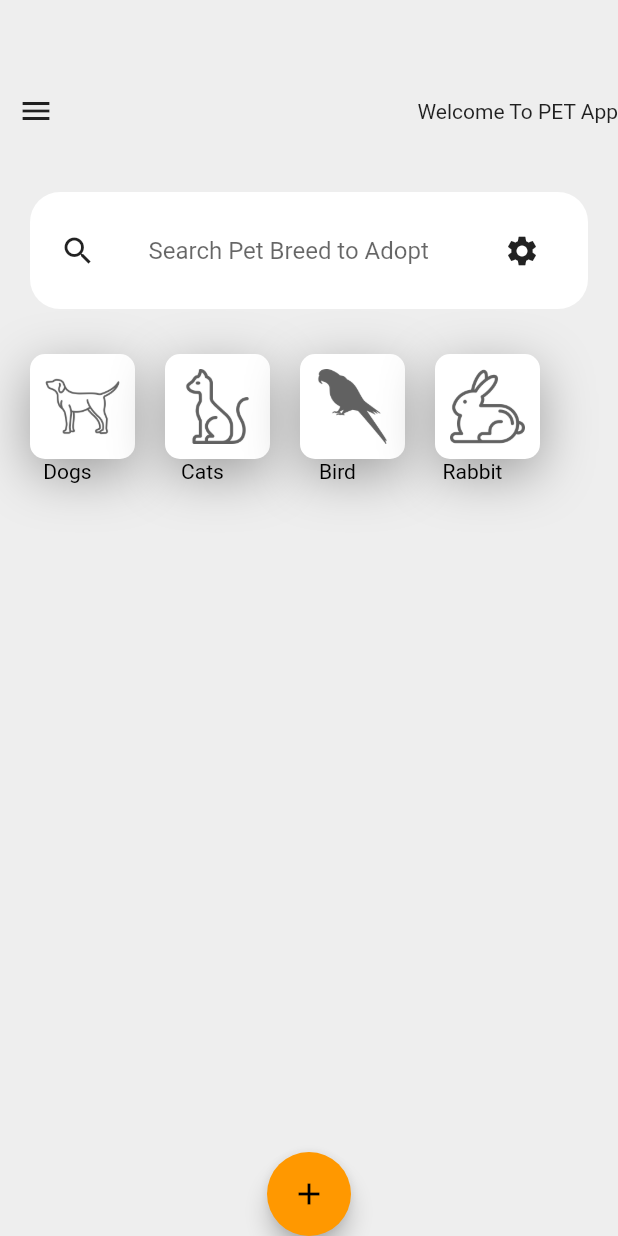
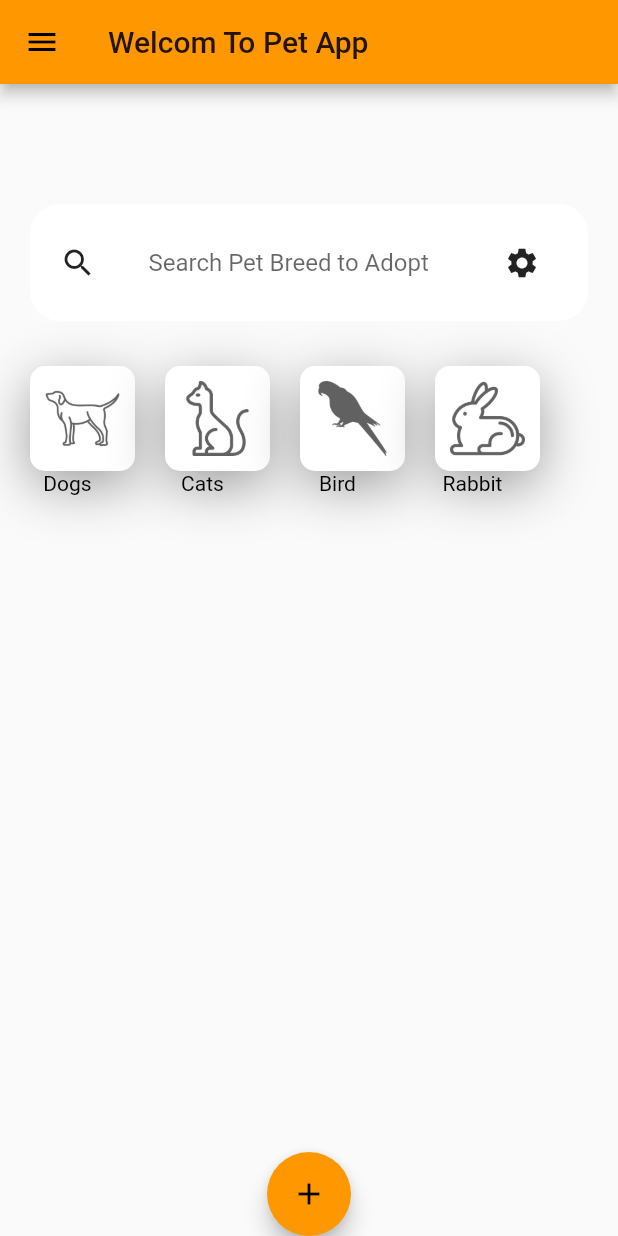
Before and after one commit to rakshithrajuN/pet_app, a Flutter app: the HomeScreen screen opened directly, on a phone screen of 412 x 824 dp. Run offline on Flutter 3.47's test engine with Material 2 defaults, Android fonts, the phone set to English and light mode, and no system bars; our stand-ins replace cloud_firestore, firebase_auth, firebase_core, firebase_storage, image_picker, rflutter_alert; missing offline and left inert: firebase_app_check; accounts and stored records are empty.

Commit message:
stack deleted

```diff
--- a/lib/HomeScreen.dart
+++ b/lib/HomeScreen.dart
@@ -1,6 +1,7 @@
 import 'dart:ui';
 
 import 'package:flutter/material.dart';
+import 'package:pet_app/DrawerScreen.dart';
 import 'package:pet_app/configuration.dart';
 import 'package:pet_app/widgets/form_page.dart';
 import 'package:pet_app/widgets/pet_details.dart';
@@ -15,10 +16,6 @@ class HomeScreen extends StatefulWidget {
 }
 
 class _HomeScreenState extends State<HomeScreen> {
-  double xOffset = 0;
-  double yOffset = 0;
-  double scaleFactor = 1;
-  bool isDrawerOpen = false;
   bool search = false;
   String filter = '';
   bool dpress = false;
@@ -86,43 +83,21 @@ class _HomeScreenState extends State<HomeScreen> {
 
   @override
   Widget build(BuildContext context) {
-    return AnimatedContainer(
-      transform: Matrix4.translationValues(xOffset, yOffset, 0)
-        ..scale(scaleFactor),
-      duration: Duration(milliseconds: 250),
-      color: Colors.grey[200],
+    return Scaffold(
+    appBar:AppBar(title:Text('Welcom To Pet App')),
+      body: Container(
         child: Column(children: [
           SizedBox(height: 50),
-        Row(
+         /* Row(
             mainAxisAlignment: MainAxisAlignment.spaceBetween,
             children: [
-            isDrawerOpen
-                ? IconButton(
-                    icon: Icon(Icons.arrow_back_ios),
-                    onPressed: () {
-                      setState(() {
-                        xOffset = 0;
-                        yOffset = 0;
-                        scaleFactor = 1;
-                        isDrawerOpen = false;
-                      });
-                    })
-                : IconButton(
-                    icon: Icon(Icons.menu),
-                    onPressed: () {
-                      setState(() {
-                        xOffset = 250;
-                        yOffset = 150;
-                        scaleFactor = 0.6;
-                        isDrawerOpen = true;
-                      });
-                    }),
               Padding(
                 padding: const EdgeInsets.only(left: 85),
                 child: Text('Welcome To PET App'),
               )
             ],
-        ),
+          ),*/
+
           Container(
             padding: EdgeInsets.symmetric(horizontal: 20, vertical: 15),
             margin: EdgeInsets.symmetric(vertical: 30, horizontal: 20),
@@ -384,6 +359,7 @@ class _HomeScreenState extends State<HomeScreen> {
                         return Expanded(child: _buildGride(snapshot.data));
                       },
                     ),
+
           FloatingActionButton(
             onPressed: () {
               Navigator.push(
@@ -392,6 +368,8 @@ class _HomeScreenState extends State<HomeScreen> {
             child: Icon(Icons.add),
           ),
         ]),
+      ),
+      drawer: DrawerScreen(),
     );
   }
 }
```
Lines whose indentation alone changed are shown as unchanged.
